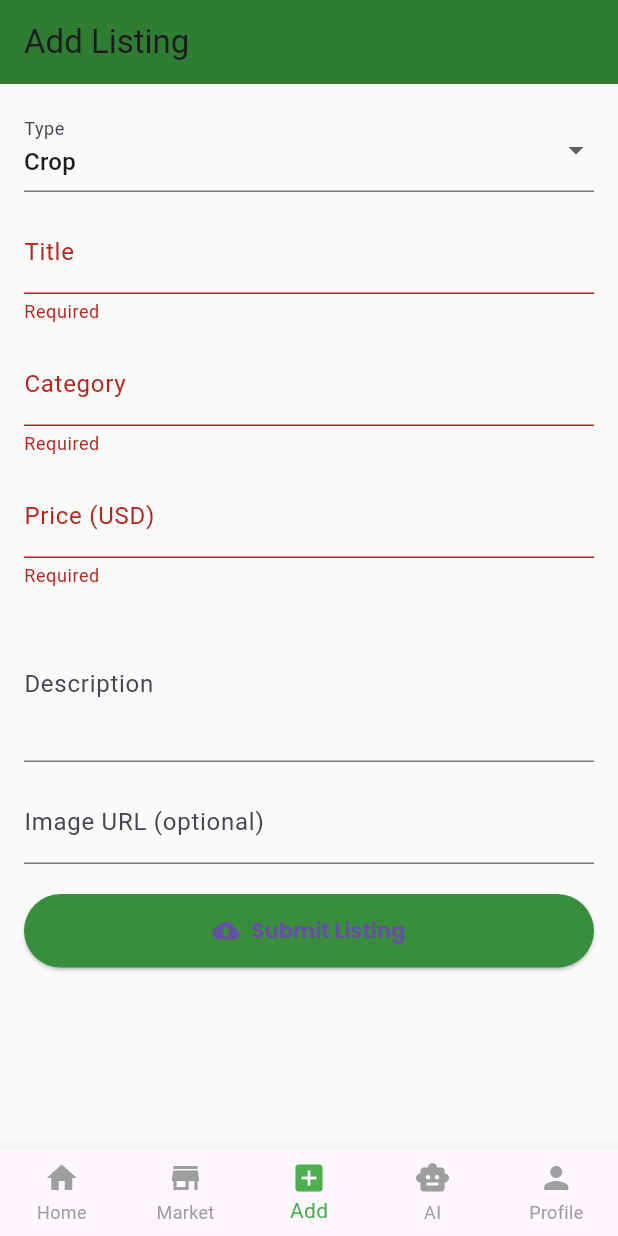
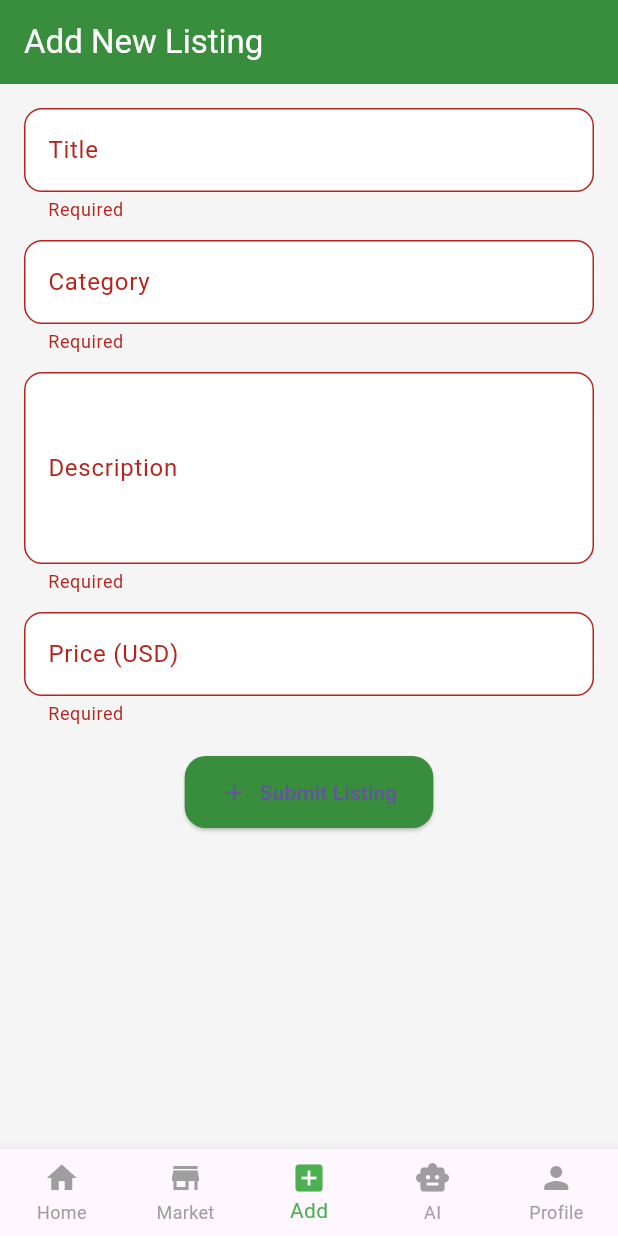
Before and after one commit to Rue-chelle/zim_farm_link, a Flutter app: the screen it shows after launch, item 3 of the bottom bar chosen, after a tap on "Submit Listing", on a phone screen of 412 x 824 dp. Run offline on Flutter 3.47's test engine with Material 3 defaults, Android fonts, the phone set to English and light mode, and no system bars; our stand-ins replace google_fonts, image_picker, supabase_flutter; missing offline and left inert: zim_farm_link; accounts and stored records are empty; statements that could not run were skipped.

Commit message:
Update add_listing_screen.dart

```diff
--- a/lib/views/marketplace/add_listing_screen.dart
+++ b/lib/views/marketplace/add_listing_screen.dart
@@ -1,7 +1,4 @@
-
 import 'package:flutter/material.dart';
-import 'package:google_fonts/google_fonts.dart';
-import 'package:supabase_flutter/supabase_flutter.dart';
 
 class AddListingScreen extends StatefulWidget {
   const AddListingScreen({super.key});
@@ -12,104 +9,90 @@ class AddListingScreen extends StatefulWidget {
 
 class _AddListingScreenState extends State<AddListingScreen> {
   final _formKey = GlobalKey<FormState>();
-  String type = 'Crop'; // or Livestock
   String title = '';
   String category = '';
-  double price = 0.0;
   String description = '';
-  String imageUrl = '';
-
-  final supabase = Supabase.instance.client;
-
-  Future<void> _submitListing() async {
-    if (_formKey.currentState!.validate()) {
-      _formKey.currentState!.save();
-
-      await supabase.from('listings').insert({
-        'type': type,
-        'title': title,
-        'category': category,
-        'price': price,
-        'description': description,
-        'image_url': imageUrl,
-        'created_at': DateTime.now().toIso8601String(),
-      });
-
-      ScaffoldMessenger.of(context).showSnackBar(
-        const SnackBar(content: Text('Listing added successfully!')),
-      );
-
-      Navigator.pop(context, true);
-    }
-  }
+  String price = '';
 
   @override
   Widget build(BuildContext context) {
     return Scaffold(
+      backgroundColor: Colors.grey[100],
       appBar: AppBar(
-        title: const Text('Add Listing'),
-        backgroundColor: Colors.green.shade800,
+        title: const Text("Add New Listing"),
+        backgroundColor: Colors.green.shade700,
+        foregroundColor: Colors.white,
+        elevation: 0,
       ),
-      body: Padding(
+      body: AnimatedContainer(
+        duration: const Duration(milliseconds: 300),
+        curve: Curves.easeInOut,
         padding: const EdgeInsets.all(16),
+        child: SingleChildScrollView(
           child: Form(
             key: _formKey,
-          child: ListView(
+            child: Column(
               children: [
-              DropdownButtonFormField<String>(
-                value: type,
-                decoration: const InputDecoration(labelText: 'Type'),
-                items: const [
-                  DropdownMenuItem(value: 'Crop', child: Text('Crop')),
-                  DropdownMenuItem(value: 'Livestock', child: Text('Livestock')),
-                ],
-                onChanged: (value) => setState(() => type = value!),
-              ),
+                buildTextField("Title", (val) => title = val),
                 const SizedBox(height: 12),
-              TextFormField(
-                decoration: const InputDecoration(labelText: 'Title'),
-                onSaved: (val) => title = val ?? '',
-                validator: (val) => val!.isEmpty ? 'Required' : null,
-              ),
+                buildTextField("Category", (val) => category = val),
                 const SizedBox(height: 12),
-              TextFormField(
-                decoration: const InputDecoration(labelText: 'Category'),
-                onSaved: (val) => category = val ?? '',
-                validator: (val) => val!.isEmpty ? 'Required' : null,
-              ),
+                buildTextField("Description", (val) => description = val, maxLines: 4),
                 const SizedBox(height: 12),
-              TextFormField(
-                decoration: const InputDecoration(labelText: 'Price (USD)'),
-                keyboardType: TextInputType.number,
-                onSaved: (val) => price = double.tryParse(val!) ?? 0.0,
-                validator: (val) => val!.isEmpty ? 'Required' : null,
-              ),
-              const SizedBox(height: 12),
-              TextFormField(
-                decoration: const InputDecoration(labelText: 'Description'),
-                onSaved: (val) => description = val ?? '',
-                maxLines: 3,
-              ),
-              const SizedBox(height: 12),
-              TextFormField(
-                decoration: const InputDecoration(labelText: 'Image URL (optional)'),
-                onSaved: (val) => imageUrl = val ?? '',
-              ),
+                buildTextField("Price (USD)", (val) => price = val, keyboardType: TextInputType.number),
                 const SizedBox(height: 20),
                 ElevatedButton.icon(
-                onPressed: _submitListing,
-                icon: const Icon(Icons.cloud_upload),
-                label: const Text('Submit Listing'),
+                  onPressed: () {
+                    if (_formKey.currentState!.validate()) {
+                      _formKey.currentState!.save();
+
+                      // TODO: Save to Supabase or Drift
+                      print("Listing: $title, $category, $description, $price");
+
+                      ScaffoldMessenger.of(context).showSnackBar(
+                        const SnackBar(content: Text('Listing added successfully')),
+                      );
+                      Navigator.pop(context);
+                    }
+                  },
                   style: ElevatedButton.styleFrom(
                     backgroundColor: Colors.green.shade700,
-                  padding: const EdgeInsets.symmetric(vertical: 14),
-                  textStyle: GoogleFonts.poppins(fontWeight: FontWeight.bold),
+                    padding: const EdgeInsets.symmetric(vertical: 14, horizontal: 24),
+                    shape: RoundedRectangleBorder(
+                      borderRadius: BorderRadius.circular(14),
                     ),
+                  ),
+                  icon: const Icon(Icons.add),
+                  label: const Text("Submit Listing"),
                 ),
               ],
             ),
           ),
         ),
+      ),
+    );
+  }
+
+  Widget buildTextField(
+    String label,
+    Function(String) onSaved, {
+    int maxLines = 1,
+    TextInputType keyboardType = TextInputType.text,
+  }) {
+    return TextFormField(
+      decoration: InputDecoration(
+        labelText: label,
+        filled: true,
+        fillColor: Colors.white,
+        contentPadding: const EdgeInsets.symmetric(vertical: 16, horizontal: 12),
+        border: OutlineInputBorder(
+          borderRadius: BorderRadius.circular(12),
+        ),
+      ),
+      keyboardType: keyboardType,
+      maxLines: maxLines,
+      validator: (value) => value == null || value.isEmpty ? 'Required' : null,
+      onSaved: (value) => onSaved(value!),
     );
   }
 }
```
Lines whose indentation alone changed are shown as unchanged.
